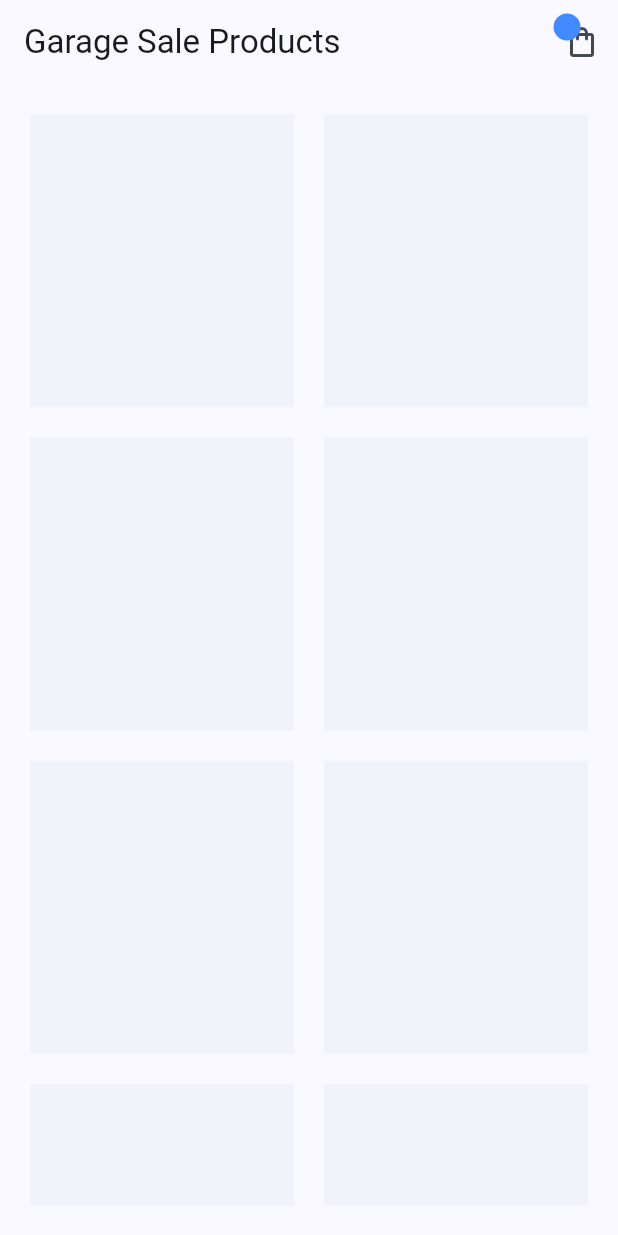
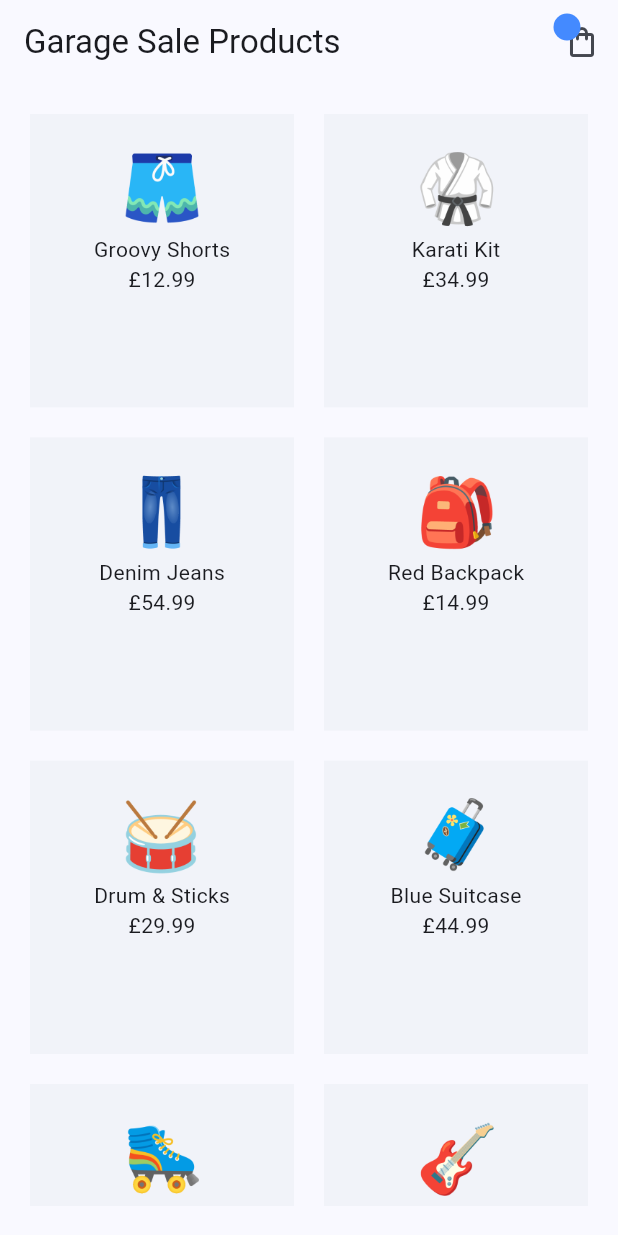
Before and after one commit to iamshaunjp/flutter-riverpod-tutorial, a Flutter app: the screen it shows after launch, on a phone screen of 412 x 824 dp. Run offline on Flutter 3.47's test engine with Material 3 defaults, Android fonts, the phone set to English and light mode, and no system bars; our stand-ins replace flutter_riverpod.

Commit message:
lesson-4

```diff
--- a/lib/main.dart
+++ b/lib/main.dart
@@ -1,8 +1,9 @@
 import 'package:flutter/material.dart';
+import 'package:flutter_riverpod/flutter_riverpod.dart';
 import 'package:riverpod_files/screens/home/home_screen.dart';
 
 void main() {
-  runApp(const MyApp());
+  runApp(const ProviderScope(child: MyApp()));
 }
 
 class MyApp extends StatelessWidget {
--- a/lib/providers/products_provider.dart
+++ b/lib/providers/products_provider.dart
@@ -12,10 +12,10 @@ const List<Product> allProducts = [
   Product(id: '8', title: 'Electric Guitar', price: 79.99, image: 'assets/products/guitar.png'),
 ];
 
-final productsProvider = Provider<List<Product>>((ref) {
+final productsProvider = Provider((ref) {
   return allProducts;
 });
 
-final reducedProductsProvider = Provider<List<Product>>((ref) {
+final reducedProductsProvider = Provider((ref) {
   return allProducts.where((p) => p.price < 50).toList();
 });
--- a/lib/screens/home/home_screen.dart
+++ b/lib/screens/home/home_screen.dart
@@ -1,11 +1,15 @@
 import 'package:flutter/material.dart';
+import 'package:flutter_riverpod/flutter_riverpod.dart';
+import 'package:riverpod_files/providers/products_provider.dart';
 import 'package:riverpod_files/shared/cart_icon.dart';
 
-class HomeScreen extends StatelessWidget {
+class HomeScreen extends ConsumerWidget {
   const HomeScreen({super.key});
 
   @override
-  Widget build(BuildContext context) {
+  Widget build(BuildContext context, WidgetRef ref) {
+    final allProducts = ref.watch(productsProvider);
+
     return Scaffold(
       appBar: AppBar(
         title: const Text('Garage Sale Products'),
@@ -14,7 +18,7 @@ class HomeScreen extends StatelessWidget {
       body: Padding(
         padding: const EdgeInsets.all(20),
         child: GridView.builder(
-          itemCount: 8,
+          itemCount: allProducts.length,
           gridDelegate:const SliverGridDelegateWithFixedCrossAxisCount(
             crossAxisCount: 2,
             mainAxisSpacing: 20,
@@ -25,6 +29,13 @@ class HomeScreen extends StatelessWidget {
             return Container(
               padding: const EdgeInsets.all(20),
               color: Colors.blueGrey.withOpacity(0.05),
+              child: Column(
+                children: [
+                  Image.asset(allProducts[index].image, width: 60, height: 60),
+                  Text(allProducts[index].title),
+                  Text('£${allProducts[index].price}'),
+                ]
+              )
             );
           },
         ),
```
